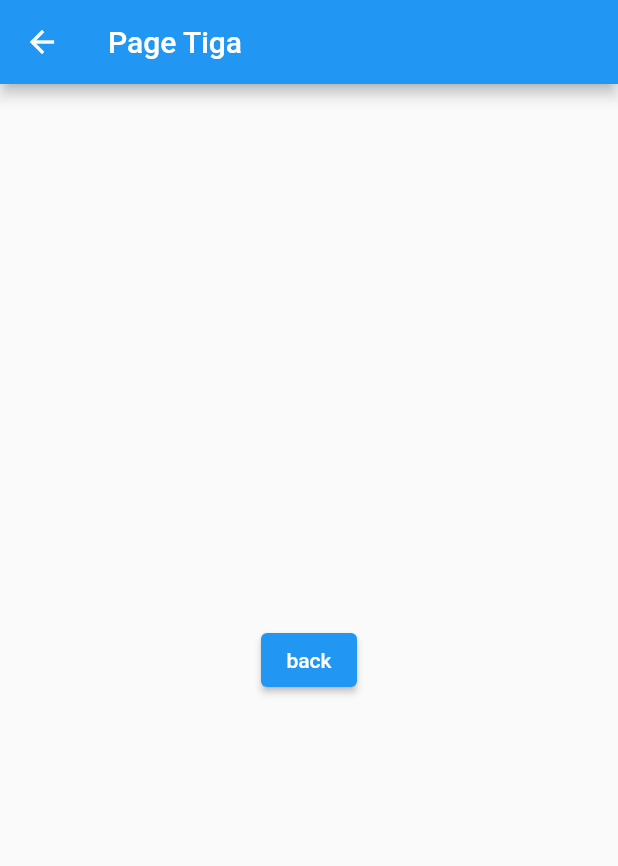
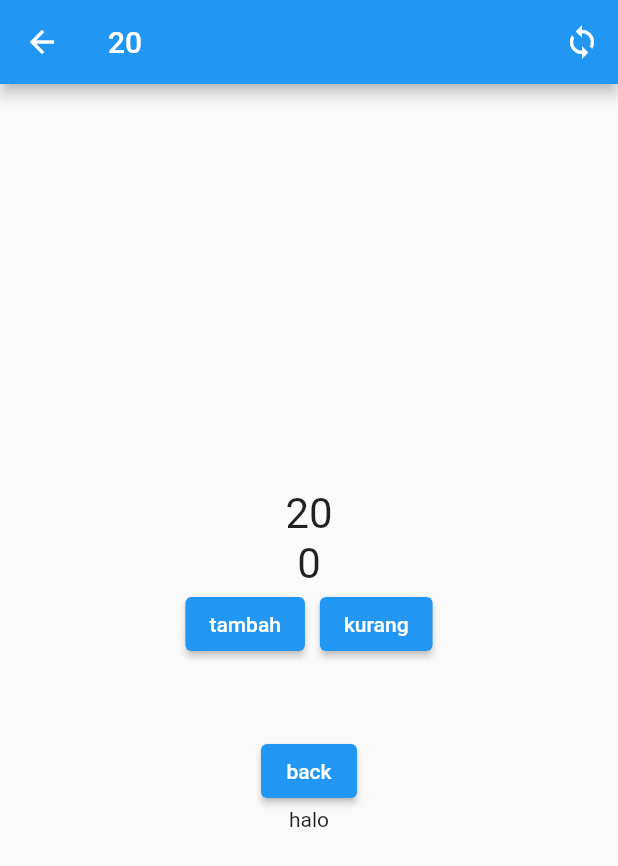
Before and after one commit to QisthiAH/state_management, a Flutter app: the PageTiga screen opened directly, on a phone screen of 412 x 824 dp. Shown: the top 866 px of the screen. Run offline on Flutter 3.47's test engine with Material 2 defaults, Android fonts, the phone set to English and light mode, and no system bars; our stand-ins replace states_rebuilder.

Commit message:
second commit

```diff
--- a/lib/app/app.dart
+++ b/lib/app/app.dart
@@ -6,7 +6,7 @@ class MyApp extends StatelessWidget {
 
   @override
   Widget build(BuildContext context) {
-    return const MaterialApp(
+    return MaterialApp(
       debugShowCheckedModeBanner: false,
       title: 'Material App',
       home: Home(),
--- a/lib/ui_screen/tiga/tiga.dart
+++ b/lib/ui_screen/tiga/tiga.dart
@@ -1,30 +1,102 @@
+import 'dart:math';
+
 import 'package:flutter/material.dart';
-import 'package:flutter7/ui_screen/home/home.dart';
 
-class PageTiga extends StatelessWidget {
+class PageTiga extends StatefulWidget {
   const PageTiga({super.key});
 
+  @override
+  State<PageTiga> createState() => _PageTigaState();
+}
+
+class _PageTigaState extends State<PageTiga> {
+  // var x = 0;
   @override
   Widget build(BuildContext context) {
     return Scaffold(
       appBar: AppBar(
-        title: const Text('Page Tiga'),
+        actions: [
+          IconButton(
+            onPressed: () {
+              setState(() {});
+            },
+            icon: const Icon(Icons.loop),
+          ),
+        ],
+        title: Text(Random().nextInt(100).toString()),
       ),
-      body: Center(
-        child: Column(
+      body: const Center(
+        child: MyColumn(),
+      ),
+    );
+  }
+}
+
+class MyColumn extends StatefulWidget {
+  const MyColumn({
+    super.key,
+  });
+
+  @override
+  State<MyColumn> createState() => _MyColumnState();
+}
+
+class _MyColumnState extends State<MyColumn> {
+  var x = 0;
+  @override
+  Widget build(BuildContext context) {
+    return Column(
+      mainAxisAlignment: MainAxisAlignment.center,
+      children: [
+        Text(
+          Random().nextInt(100).toString(),
+          textScaleFactor: 2,
+        ),
+        Text(
+          x.toString(),
+          textScaleFactor: 2,
+        ),
+        Row(
           mainAxisAlignment: MainAxisAlignment.center,
           children: [
             ElevatedButton(
               onPressed: () {
-                Navigator.pop(context);
+                setState(() {
+                  x = x + 1;
+                  debugPrint(x.toString());
+                });
               },
               child: const Text(
-                "back",
+                "tambah",
+              ),
+            ),
+            const SizedBox(width: 10),
+            ElevatedButton(
+              onPressed: () {
+                setState(() {
+                  x = x - 1;
+                  debugPrint(x.toString());
+                });
+              },
+              child: const Text(
+                "kurang",
               ),
             ),
           ],
         ),
-      ),
+        const SizedBox(height: 50),
+        ElevatedButton(
+          onPressed: () {
+            Navigator.pop(context);
+          },
+          child: const Text(
+            "back",
+          ),
+        ),
+        text,
+      ],
     );
   }
 }
+
+const text = Text('halo');
```
Also changed, not shown: lib/ui_screen/dua/dua.dart (+49 -2 lines), lib/ui_screen/home/home.dart (+45 -1 lines), lib/ui_screen/satu/satu.dart (+35 -0 lines), pubspec.yaml (+4 -69 lines), pubspec.lock, 1 other file.
